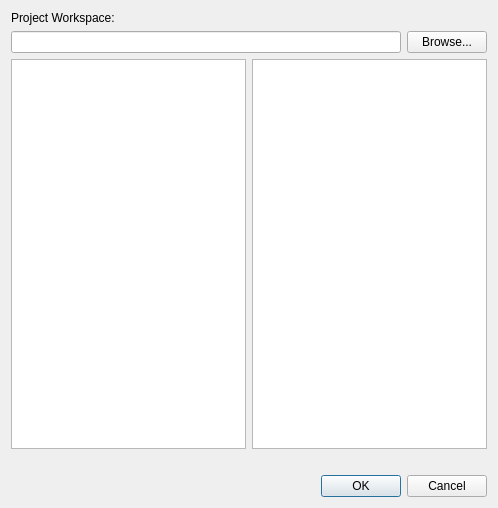
Before: the Qt Designer form DesignerTool/src/DlgOpenProject.ui in GameOverture/HarmonyEngine, drawn with Qt 5.
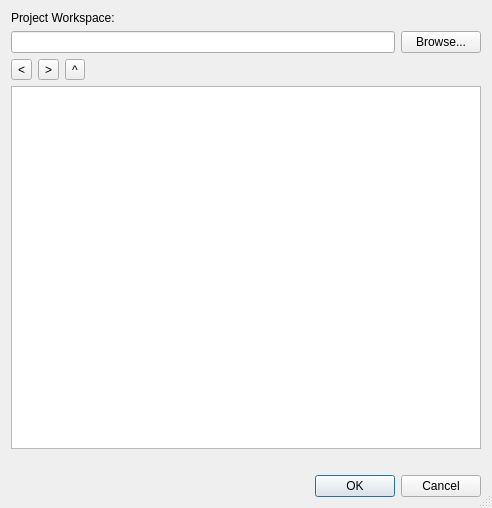
After: the same form once the commit is applied.

Commit message: Going to make custom open project dialog that searches for workspace directory

Diff of the .ui file:
```diff
--- a/DesignerTool/src/DlgOpenProject.ui
+++ b/DesignerTool/src/DlgOpenProject.ui
@@ -6,13 +6,19 @@
    <rect>
     <x>0</x>
     <y>0</y>
-    <width>498</width>
+    <width>492</width>
     <height>508</height>
    </rect>
   </property>
   <property name="windowTitle">
    <string>Open Harmony Project Workspace</string>
   </property>
+  <property name="sizeGripEnabled">
+   <bool>true</bool>
+  </property>
+  <property name="modal">
+   <bool>true</bool>
+  </property>
   <layout class="QVBoxLayout" name="verticalLayout">
    <item>
     <layout class="QHBoxLayout" name="horizontalLayout_2">
@@ -39,11 +45,46 @@
      </item>
     </layout>
    </item>
+   <item>
+    <layout class="QHBoxLayout" name="horizontalLayout_4">
+     <item>
+      <widget class="QToolButton" name="toolButton">
+       <property name="text">
+        <string>&lt;</string>
+       </property>
+      </widget>
+     </item>
+     <item>
+      <widget class="QToolButton" name="toolButton_2">
+       <property name="text">
+        <string>&gt;</string>
+       </property>
+      </widget>
+     </item>
+     <item>
+      <widget class="QToolButton" name="toolButton_3">
+       <property name="text">
+        <string>^</string>
+       </property>
+      </widget>
+     </item>
+     <item>
+      <spacer name="horizontalSpacer">
+       <property name="orientation">
+        <enum>Qt::Horizontal</enum>
+       </property>
+       <property name="sizeHint" stdset="0">
+        <size>
+         <width>40</width>
+         <height>20</height>
+        </size>
+       </property>
+      </spacer>
+     </item>
+    </layout>
+   </item>
    <item>
     <layout class="QHBoxLayout" name="horizontalLayout_3">
-     <item>
-      <widget class="QTreeView" name="treeView"/>
-     </item>
      <item>
       <widget class="QListView" name="listView"/>
      </item>
```
The commit also changes 10 other files.
